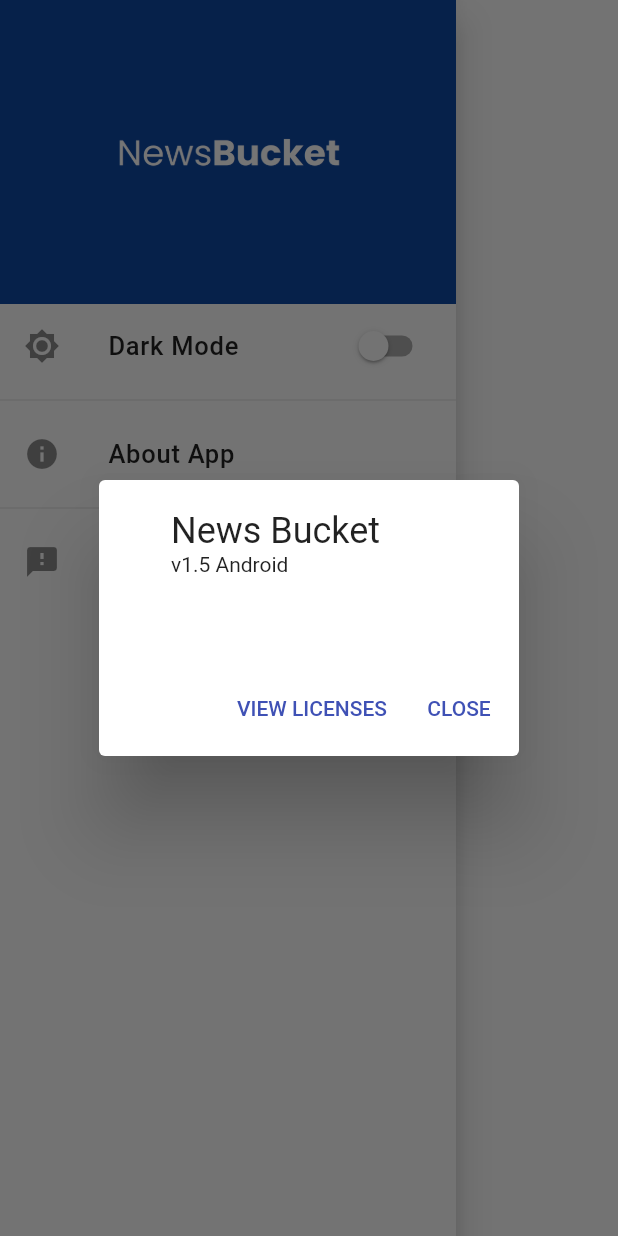
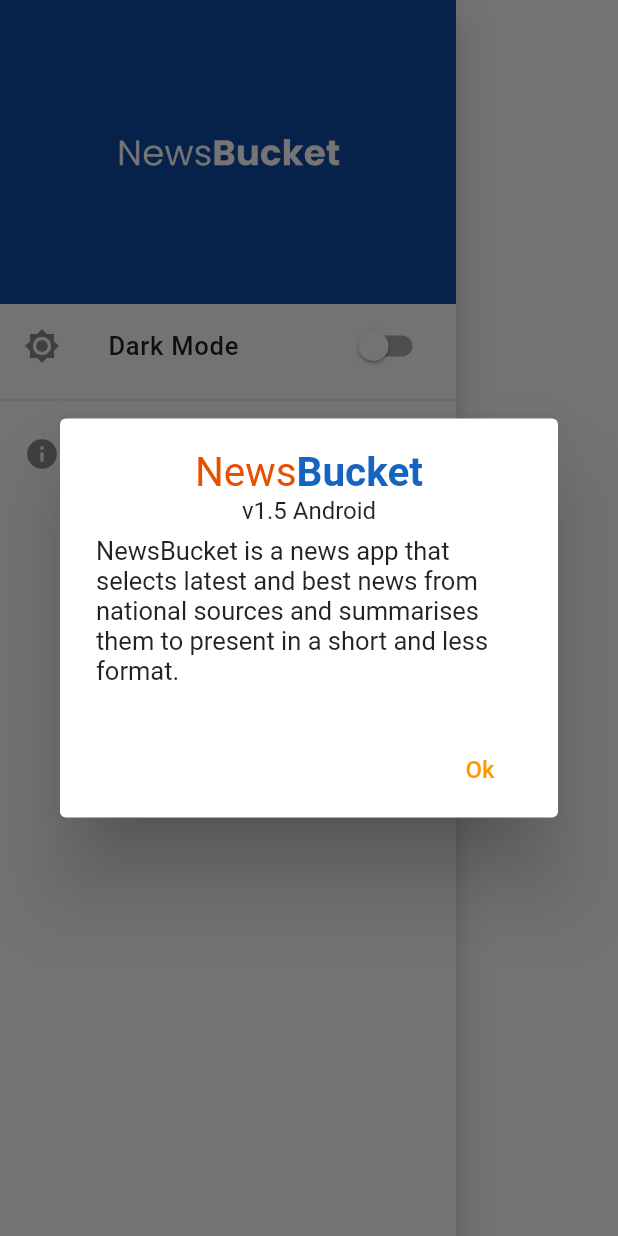
Before and after one commit to VaishnavDatir/Flutter-NewsBucket, a Flutter app: the AppDrawer widget shown alone on an empty page, opened directly with empty values, after a tap on "About App", on a phone screen of 412 x 824 dp. Run offline on Flutter 3.47's test engine with Material 2 defaults, Android fonts, the light colour scheme and no system bars; our stand-ins replace carousel_slider, google_fonts, share, webview_flutter; network calls fail; Roboto replaces fonts that are missing (Ubuntu); statements that could not run were skipped.

Commit message:
v1.5 Android Finish

```diff
--- a/lib/helpers/themehelper.dart
+++ b/lib/helpers/themehelper.dart
@@ -4,6 +4,7 @@
 import '../helpers/custom_route.dart';
 
 class Bloc {
+  // ignore: close_sinks
   final _themeController = StreamController<bool>();
   get changeTheme => _themeController.sink.add;
   get darkThemeEnabled => _themeController.stream;
@@ -31,18 +32,27 @@
         appBarTheme: ThemeData.dark().appBarTheme.copyWith(
             centerTitle: true,
             elevation: 0,
+            brightness: Brightness.dark,
             iconTheme:
                 ThemeData.dark().iconTheme.copyWith(color: Colors.blue[700])),
         primarySwatch: Colors.indigo,
         accentColor: Colors.blue,
         visualDensity: VisualDensity.adaptivePlatformDensity,
+        dividerColor: Colors.blueAccent,
+        hintColor: Colors.blue[800],
+
+        inputDecorationTheme: InputDecorationTheme(
+          fillColor: Colors.black12,
+          filled: true,
+          isCollapsed: true,
+        ),
         // appBarTheme: ThemeData.dark().appBarTheme.copyWith(
         //     // color: Colors.white,
         //     centerTitle: true,
         //     elevation: 0,
         //     iconTheme:
         //         ThemeData.dark().iconTheme.copyWith(color: Colors.blue[900])),
-        // pageTransitionsTheme: PageTransitionsTheme(
-        //     builders: {TargetPlatform.android: CustomPageTransitionBuilder()}),
+        pageTransitionsTheme: PageTransitionsTheme(
+            builders: {TargetPlatform.android: CustomPageTransitionBuilder()}),
       );
 }
--- a/lib/providers/custom_search_articals_providers.dart
+++ b/lib/providers/custom_search_articals_providers.dart
@@ -13,7 +13,7 @@
   Future<void> fetchCustomSearchNews(String searchString) async {
     try {
       final url =
-          "https://newsapi.org/v2/everything?q=${searchString.toLowerCase()}&language=en&sortBy=relevancy,popularity,publishedAt&apiKey=186a96a01cdd4e88b16ad04df6be8e33";
+          "https://newsapi.org/v2/everything?q=${searchString.toLowerCase()}&language=en&sortBy=popularity,publishedAt&apiKey=186a96a01cdd4e88b16ad04df6be8e33";
       final response = await http.get(url);
       final jsonBody = json.decode(response.body);
 
--- a/lib/widgets/appdrawer.dart
+++ b/lib/widgets/appdrawer.dart
@@ -1,5 +1,7 @@
-import 'package:NewsBucket/helpers/themehelper.dart';
 import 'package:flutter/material.dart';
+
+import '../helpers/themehelper.dart';
+import '../widgets/apptitle.dart';
 
 class AppDrawer extends StatelessWidget {
   final bool darkThemeEnabled;
@@ -33,10 +35,41 @@
           const Divider(),
           InkWell(
             onTap: () {
-              showAboutDialog(
-                context: context,
-                applicationVersion: "v1.5 Android",
-              );
+              // showAboutDialog(
+              //   context: context,
+              //   applicationVersion: "v1.5 Android",
+              // );
+              showDialog(
+                  context: context,
+                  builder: (_) => AlertDialog(
+                        // title: AppTitle(),
+                        content: Container(
+                          // height: 250,
+                          child: SingleChildScrollView(
+                            child: Column(
+                              children: [
+                                const AppTitle(),
+                                const Text("v1.5 Android"),
+                                const SizedBox(height: 7),
+                                const Text(
+                                  "NewsBucket is a news app that selects latest and best news from national sources and summarises them to present in a short and less format.",
+                                  style: TextStyle(fontSize: 17),
+                                )
+                              ],
+                            ),
+                          ),
+                        ),
+                        actions: [
+                          FlatButton(
+                              onPressed: () => Navigator.of(context).pop(),
+                              child: Text(
+                                "Ok",
+                                style: TextStyle(
+                                    color: Colors.orange, fontSize: 16),
+                              ))
+                        ],
+                      ),
+                  barrierDismissible: true);
             },
             child: const ListTile(
               leading: const Icon(Icons.info),
@@ -49,20 +82,20 @@
               ),
             ),
           ),
-          const Divider(),
-          InkWell(
-            onTap: () {},
-            child: const ListTile(
-              leading: const Icon(Icons.feedback),
-              title: const Text(
-                "Feedback",
-                style: TextStyle(
-                    fontSize: 17,
-                    fontWeight: FontWeight.w500,
-                    letterSpacing: 0.5),
-              ),
-            ),
-          ),
+          // const Divider(),
+          // InkWell(
+          //   onTap: () {},
+          //   child: const ListTile(
+          //     leading: const Icon(Icons.feedback),
+          //     title: const Text(
+          //       "Feedback",
+          //       style: TextStyle(
+          //           fontSize: 17,
+          //           fontWeight: FontWeight.w500,
+          //           letterSpacing: 0.5),
+          //     ),
+          //   ),
+          // ),
         ],
       ),
     );
--- a/lib/widgets/apptitle.dart
+++ b/lib/widgets/apptitle.dart
@@ -20,7 +20,7 @@
           TextSpan(
               text: 'Bucket',
               style: TextStyle(
-                  fontWeight: FontWeight.bold, color: Colors.blue[900])),
+                  fontWeight: FontWeight.bold, color: Colors.blue[800])),
         ],
       ),
     );
--- a/lib/widgets/heading_div_widget.dart
+++ b/lib/widgets/heading_div_widget.dart
@@ -26,7 +26,6 @@
             height: 4,
             endIndent: 10,
             indent: 10,
-            color: Colors.blue[900],
           ),
         ],
       ),
--- a/lib/widgets/news_article_single_row.dart
+++ b/lib/widgets/news_article_single_row.dart
@@ -79,7 +79,7 @@
                           "Know More >",
                           style: TextStyle(
                               fontWeight: FontWeight.w500,
-                              color: Colors.blue[900]),
+                              color: Colors.blue[800]),
                         ),
                       )
                     ],
```
Also changed, not shown: lib/providers/category_news_artical_provider.dart (+31 -4 lines), lib/screens/category_news_screen.dart (+16 -8 lines), lib/screens/main_screen.dart (+27 -17 lines), lib/widgets/connectivity_error.dart (added, +28 -0 lines).
